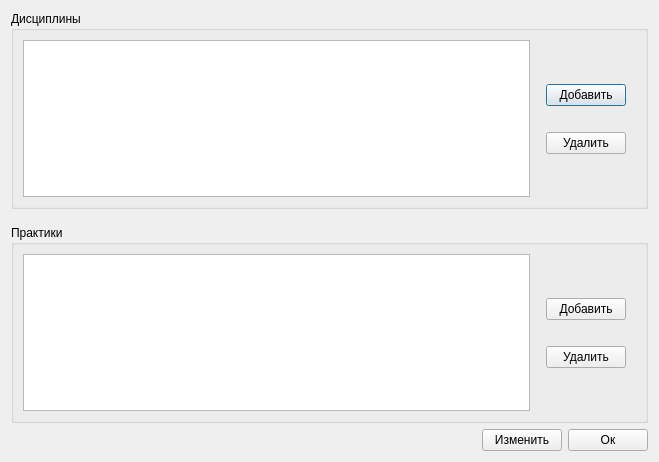
The window that ui/insertadditionaleducationalprogram.ui (7enSmile/clientVKR) describes before a commit, drawn with Qt 5.
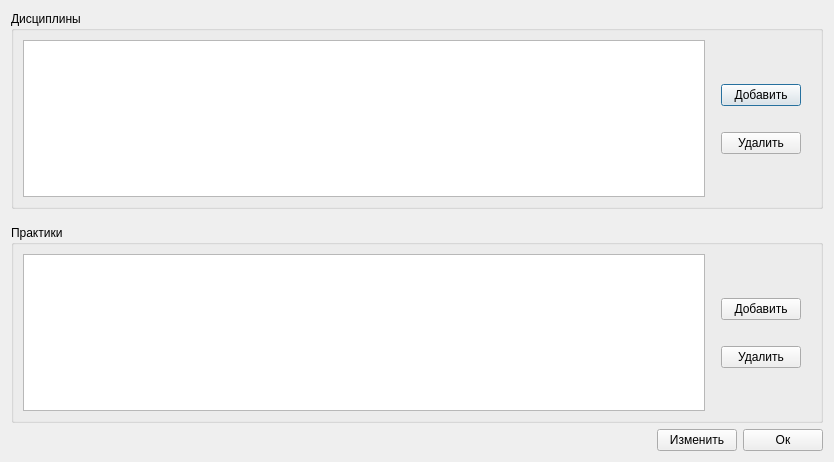
The same window after the commit.

What changed in the file:
```diff
--- a/ui/insertadditionaleducationalprogram.ui
+++ b/ui/insertadditionaleducationalprogram.ui
@@ -6,7 +6,7 @@
    <rect>
     <x>0</x>
     <y>0</y>
-    <width>659</width>
+    <width>834</width>
     <height>462</height>
    </rect>
   </property>
```
